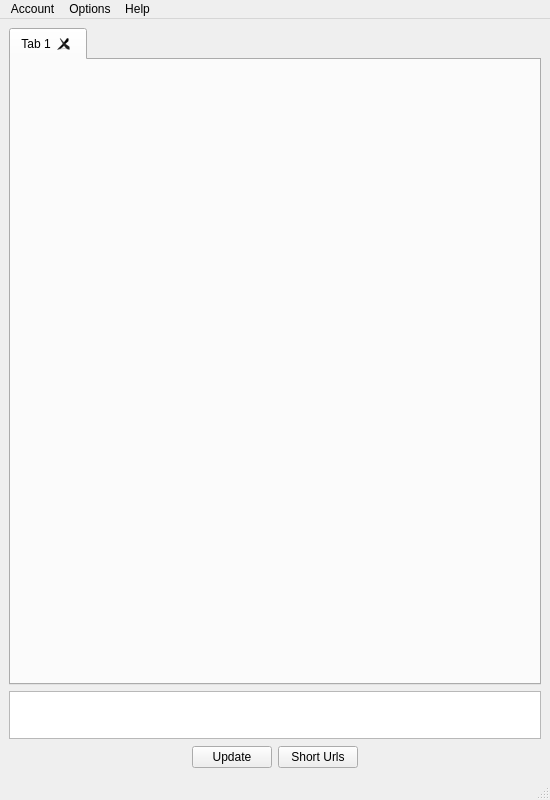
Before: the Qt Designer form forms/mainwindowform.ui in minimoog/qtwitdget, drawn with Qt 5.
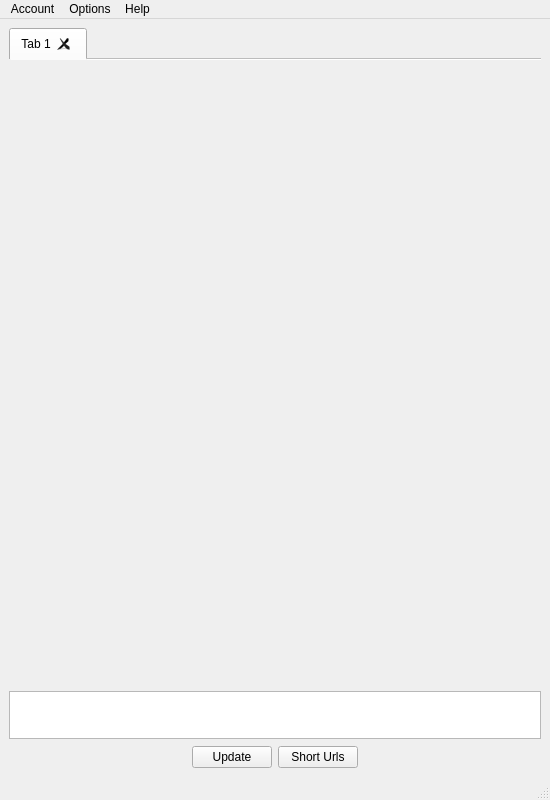
After: the same form once the commit is applied. Custom widgets are drawn as their Qt base class.

Commit message: QTabWidget set to document mode.

Diff of the .ui file:
```diff
--- a/forms/mainwindowform.ui
+++ b/forms/mainwindowform.ui
@@ -24,7 +24,7 @@
        <enum>Qt::ElideMiddle</enum>
       </property>
       <property name="documentMode">
-       <bool>false</bool>
+       <bool>true</bool>
       </property>
       <property name="tabsClosable">
        <bool>true</bool>
```
